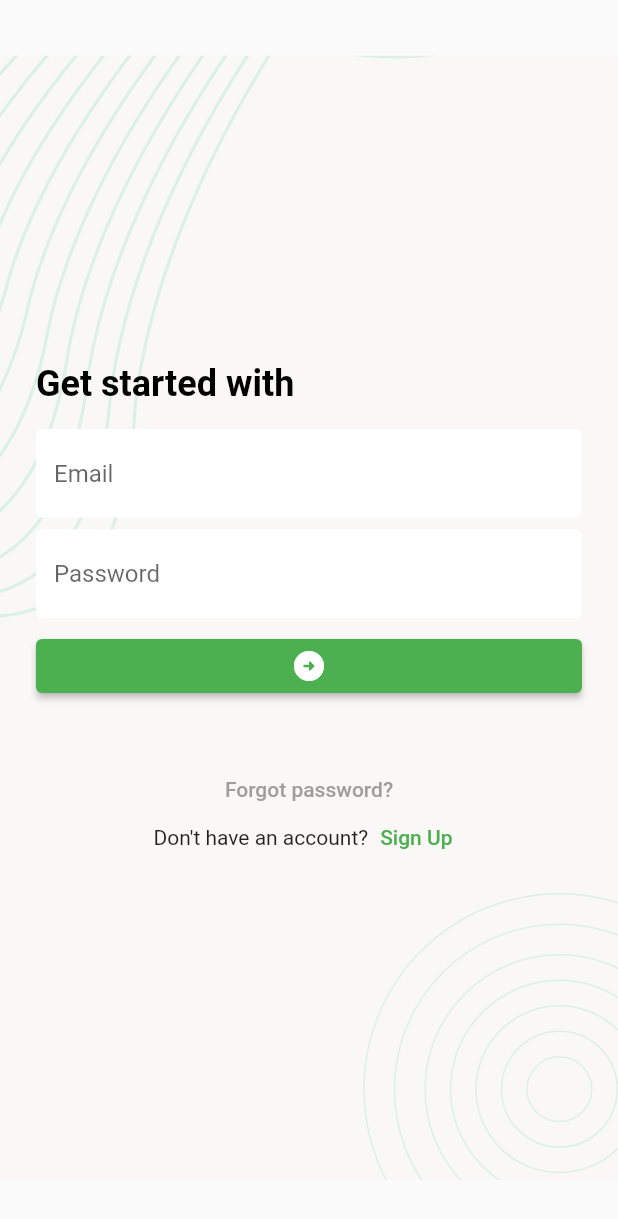
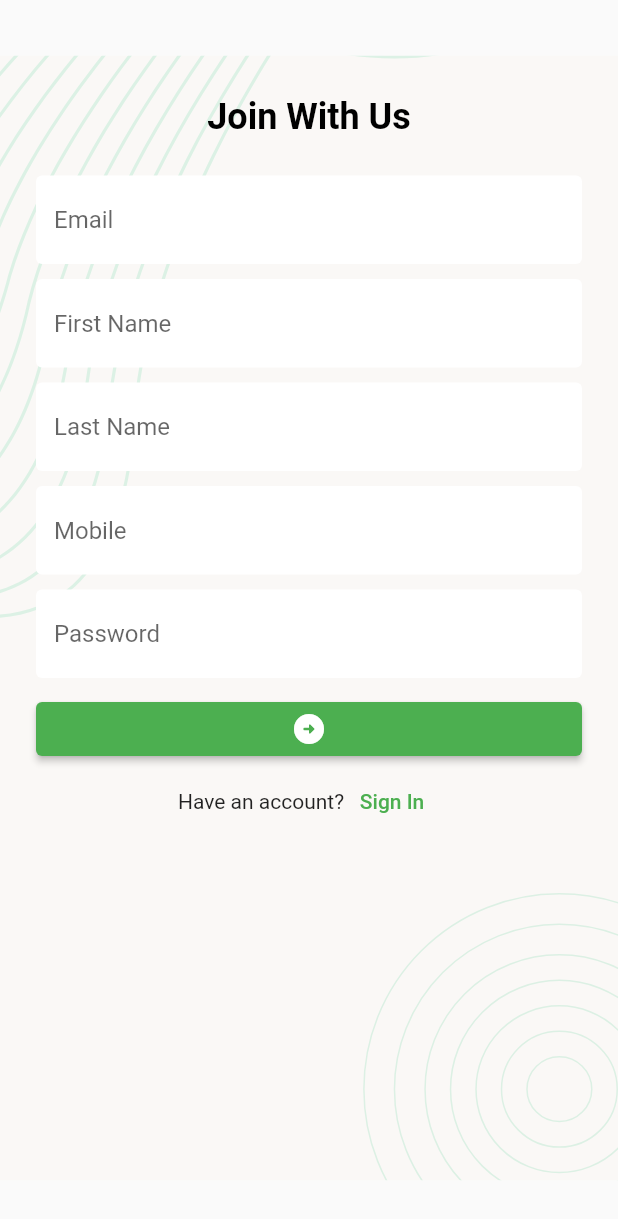
Before and after one commit to Tushar-ShahidurRahman/task_manager_rest_api, a Flutter app: the screen it shows after launch, after a tap on "Sign Up", on a phone screen of 412 x 824 dp. Shown: the top 1219 px of the screen. Run offline on Flutter 3.47's test engine with Material 2 defaults, Android fonts, the phone set to English and light mode, and no system bars; our stand-ins replace flutter_svg.

Commit message:
Sign Up Screen UI done

```diff
--- a/lib/main.dart
+++ b/lib/main.dart
@@ -1,7 +1,7 @@
 import 'package:flutter/material.dart';
-import 'package:task_manager_rest_api/ui/screens/login_page.dart';
+import 'package:task_manager_rest_api/ui/screens/login_screen.dart';
 
-import 'ui/screens/splash_page.dart';
+import 'ui/screens/splash_screen.dart';
 
 void main() {
   runApp(MyApp());
--- a/lib/ui/screens/login_page.dart
+++ /dev/null
@@ -1,76 +0,0 @@
-import 'package:flutter/material.dart';
-import 'package:task_manager_rest_api/ui/utils/text_style.dart';
-import 'package:task_manager_rest_api/ui/widgets/screen_background_widget.dart';
-
-import '../widgets/app_elevated_button.dart';
-import '../widgets/app_text_field_widget.dart';
-
-class LoginPage extends StatefulWidget {
-  const LoginPage({Key? key}) : super(key: key);
-
-  @override
-  State<LoginPage> createState() => _LoginPageState();
-}
-
-class _LoginPageState extends State<LoginPage> {
-  @override
-  Widget build(BuildContext context) {
-    return Scaffold(
-      body: SafeArea(
-        child: ScreenBackground(
-            child: Padding(
-          padding: const EdgeInsets.all(24.0),
-          child: Column(
-            crossAxisAlignment: CrossAxisAlignment.start,
-            mainAxisAlignment: MainAxisAlignment.center,
-            children: [
-              Text(
-                'Get started with',
-                style: screenTitleTextStyle,
-              ),
-              const SizedBox(
-                height: 16,
-              ),
-              AppTextFieldWidget(
-                  hintText: 'Email', controller: TextEditingController()),
-              const SizedBox(height: 8),
-              AppTextFieldWidget(
-                  hintText: 'Password', controller: TextEditingController()),
-              const SizedBox(height: 8),
-              AppElevatedButton(
-                onTap: () {},
-                child: const Icon(Icons.arrow_circle_right_rounded),
-              ),
-              const SizedBox(height: 30),
-              Center(
-                child: TextButton(
-                  style: TextButton.styleFrom(
-                    minimumSize: Size.zero,
-                    padding: EdgeInsets.fromLTRB(20, 20, 20, 0),
-                    tapTargetSize: MaterialTapTargetSize.shrinkWrap,
-                  ),
-                    onPressed: () {},
-                    child: const Text(
-                      'Forgot password?',
-                      style: TextStyle(color: Colors.grey),
-                    )),
-              ),
-              Row(
-                mainAxisAlignment: MainAxisAlignment.center,
-                children: [
-                  const Text("Don't have an account?"),
-                  TextButton(
-                      onPressed: () {},
-                      child: const Text(
-                        'Sign Up',
-                        style: TextStyle(color: Colors.green),
-                      )),
-                ],
-              )
-            ],
-          ),
-        )),
-      ),
-    );
-  }
-}
--- /dev/null
+++ b/lib/ui/screens/login_screen.dart
@@ -0,0 +1,84 @@
+import 'package:flutter/material.dart';
+import 'package:task_manager_rest_api/ui/screens/signUp_screen.dart';
+import 'package:task_manager_rest_api/ui/utils/text_style.dart';
+import 'package:task_manager_rest_api/ui/widgets/screen_background_widget.dart';
+
+import '../widgets/app_elevated_button.dart';
+import '../widgets/app_text_button.dart';
+import '../widgets/app_text_field_widget.dart';
+
+class LoginPage extends StatefulWidget {
+  const LoginPage({Key? key}) : super(key: key);
+
+  @override
+  State<LoginPage> createState() => _LoginPageState();
+}
+
+class _LoginPageState extends State<LoginPage> {
+  @override
+  Widget build(BuildContext context) {
+    return Scaffold(
+      body: SafeArea(
+        child: ScreenBackground(
+            child: Padding(
+              padding: const EdgeInsets.all(24.0),
+              child: Column(
+                crossAxisAlignment: CrossAxisAlignment.start,
+                mainAxisAlignment: MainAxisAlignment.center,
+                children: [
+                  Text(
+                    'Get started with',
+                    style: screenTitleTextStyle,
+                  ),
+                  const SizedBox(
+                    height: 16,
+                  ),
+                  AppTextFieldWidget(
+                      hintText: 'Email', controller: TextEditingController()),
+                  const SizedBox(height: 8),
+                  AppTextFieldWidget(
+                      hintText: 'Password',
+                      controller: TextEditingController()),
+                  const SizedBox(height: 8),
+                  AppElevatedButton(
+                    onTap: () {},
+                    child: const Icon(Icons.arrow_circle_right_rounded),
+                  ),
+                  const SizedBox(height: 30),
+                  Center(
+                    child: TextButton(
+                        style: TextButton.styleFrom(
+                          minimumSize: Size.zero,
+                          padding: EdgeInsets.fromLTRB(20, 20, 20, 0),
+                          tapTargetSize: MaterialTapTargetSize.shrinkWrap,
+                        ),
+                        onPressed: () {},
+                        child: const Text(
+                          'Forgot password?',
+                          style: TextStyle(color: Colors.grey),
+                        )),
+                  ),
+                  Row(
+                    mainAxisAlignment: MainAxisAlignment.center,
+                    children: [
+                      const Text("Don't have an account?"),
+                      AppTextButton(onTap: () {
+                        Navigator.push(
+                            context,
+                            MaterialPageRoute(
+                              builder: (context) => const SignUpScreen(),
+                            ));
+                      },
+                        child: const Text(
+                          'Sign Up',
+                          style: TextStyle(color: Colors.green),
+                        ),),
+                    ],
+                  )
+                ],
+              ),
+            )),
+      ),
+    );
+  }
+}
--- /dev/null
+++ b/lib/ui/screens/signUp_screen.dart
@@ -0,0 +1,68 @@
+import 'package:flutter/material.dart';
+import 'package:task_manager_rest_api/ui/utils/text_style.dart';
+import 'package:task_manager_rest_api/ui/widgets/app_elevated_button.dart';
+import 'package:task_manager_rest_api/ui/widgets/app_text_button.dart';
+import 'package:task_manager_rest_api/ui/widgets/app_text_field_widget.dart';
+import 'package:task_manager_rest_api/ui/widgets/screen_background_widget.dart';
+
+class SignUpScreen extends StatefulWidget {
+  const SignUpScreen({Key? key}) : super(key: key);
+
+  @override
+  State<SignUpScreen> createState() => _SignUpScreenState();
+}
+
+class _SignUpScreenState extends State<SignUpScreen> {
+  @override
+  Widget build(BuildContext context) {
+    return Scaffold(
+      body: ScreenBackground(
+          child: SafeArea(
+        child: SingleChildScrollView(
+          child: Padding(
+            padding: const EdgeInsets.all(24.0),
+            child: Column(
+              mainAxisAlignment: MainAxisAlignment.center,
+              children: [
+                const SizedBox(height: 40),
+                Text('Join With Us', style: screenTitleTextStyle),
+                const SizedBox(height: 25),
+                AppTextFieldWidget(
+                    hintText: 'Email', controller: TextEditingController()),
+                const SizedBox(height: 10),
+                AppTextFieldWidget(
+                    hintText: 'First Name',
+                    controller: TextEditingController()),
+                const SizedBox(height: 10),
+                AppTextFieldWidget(
+                    hintText: 'Last Name', controller: TextEditingController()),
+                const SizedBox(height: 10),
+                    AppTextFieldWidget(
+                    hintText: 'Mobile', controller: TextEditingController()),
+                const SizedBox(height: 10),
+                AppTextFieldWidget(
+                    hintText: 'Password', controller: TextEditingController()),
+                const SizedBox(height: 10),
+                AppElevatedButton(
+                    child: const Icon(Icons.arrow_circle_right_rounded),
+                    onTap: () {}),
+                Row(mainAxisAlignment: MainAxisAlignment.center, children: [
+                  const Text('Have an account?'),
+                  AppTextButton(
+                    child: const Text(
+                      'Sign In',
+                      style: TextStyle(color: Colors.green),
+                    ),
+                    onTap: () {
+                      Navigator.pop(context);
+                    },
+                  ),
+                ])
+              ],
+            ),
+          ),
+        ),
+      )),
+    );
+  }
+}
--- /dev/null
+++ b/lib/ui/widgets/app_text_button.dart
@@ -0,0 +1,17 @@
+import 'package:flutter/material.dart';
+
+class AppTextButton extends StatelessWidget {
+  const AppTextButton({
+    super.key, required this.child, required this.onTap,
+  });
+
+  final Widget child;
+  final VoidCallback onTap;
+
+  @override
+  Widget build(BuildContext context) {
+    return TextButton(
+        onPressed: onTap,
+        child: child);
+  }
+}
```
Also changed, not shown: lib/ui/screens/splash_screen.dart (renamed from lib/ui/screens/splash_page.dart).
